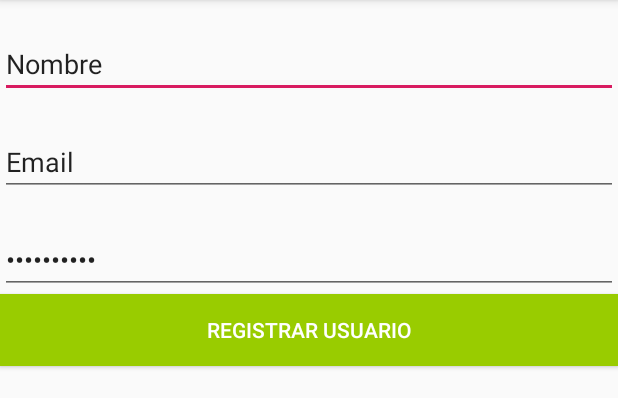
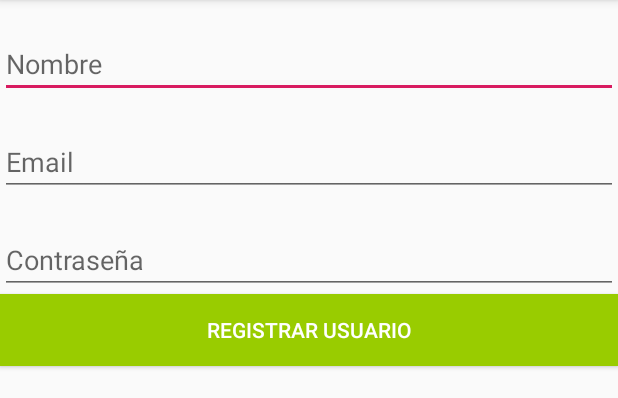
Before and after one commit to juank1719/Computo_Integrado, an Android app: the screen it shows after launch (MainActivity), on a phone screen of 412 x 824 dp, the part 84-482 px from its top. Run offline under Robolectric (Android 15) with nearby library versions, the phone set to English and light mode, and no system bars; our stand-ins replace Firebase (no records; nobody signed in at launch, a user with empty details on screens opened directly).

```diff
--- a/app/src/main/res/layout/activity_main.xml
+++ b/app/src/main/res/layout/activity_main.xml
@@ -14,7 +14,7 @@
         android:ems="10"
         android:layout_marginTop="20dp"
         android:inputType="textPersonName"
-        android:text="Nombre" />
+        android:hint="Nombre" />
 
     <EditText
         android:id="@+id/editTextEmail"
@@ -22,18 +22,15 @@
         android:layout_height="wrap_content"
         android:ems="10"
         android:layout_marginTop="20dp"
-        android:inputType="textEmailAddress"
-        android:text="Email"/>
+        android:hint="Email"/>
 
     <EditText
         android:id="@+id/editTextPassword"
         android:layout_width="match_parent"
         android:layout_height="wrap_content"
         android:ems="10"
-        android:layout_marginTop="20dp
-"
-        android:inputType="textPassword"
-        android:text="Contraseña"/>
+        android:layout_marginTop="20dp"
+        android:hint="Contraseña"/>
 
     <LinearLayout
         android:layout_width="match_parent"
```
Also changed, not shown: app/src/main/java/com/pia/safetydrinks/MainActivity.java (+19 -26 lines), app/src/main/res/layout/activity_profile.xml (+24 -3 lines).
